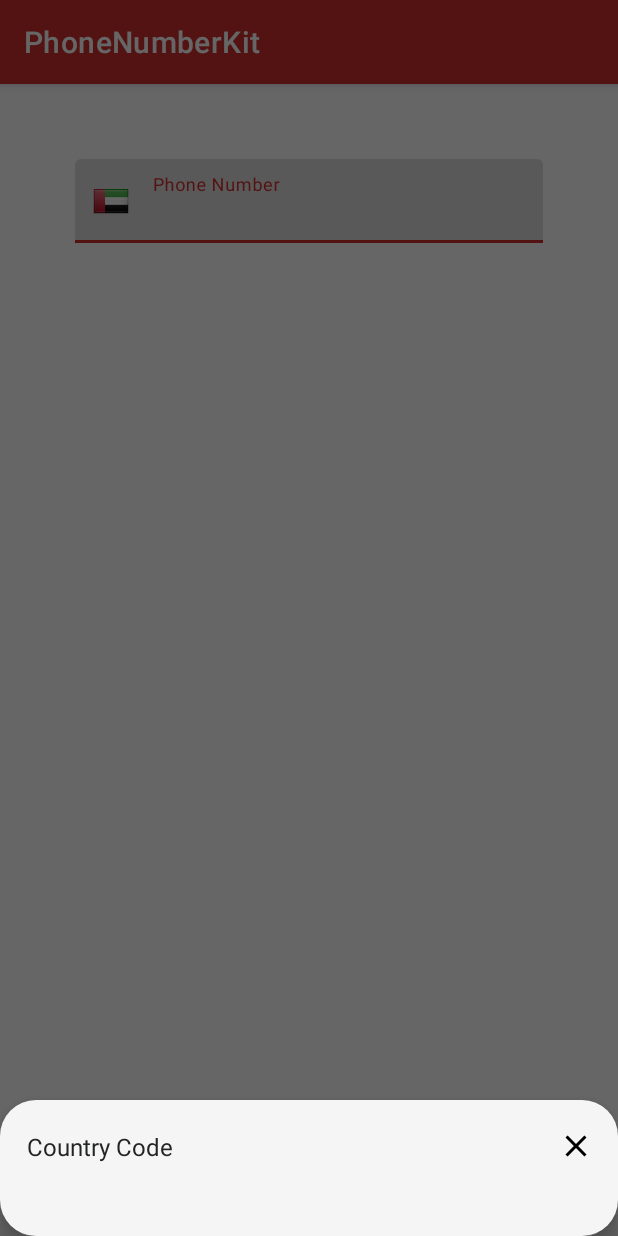
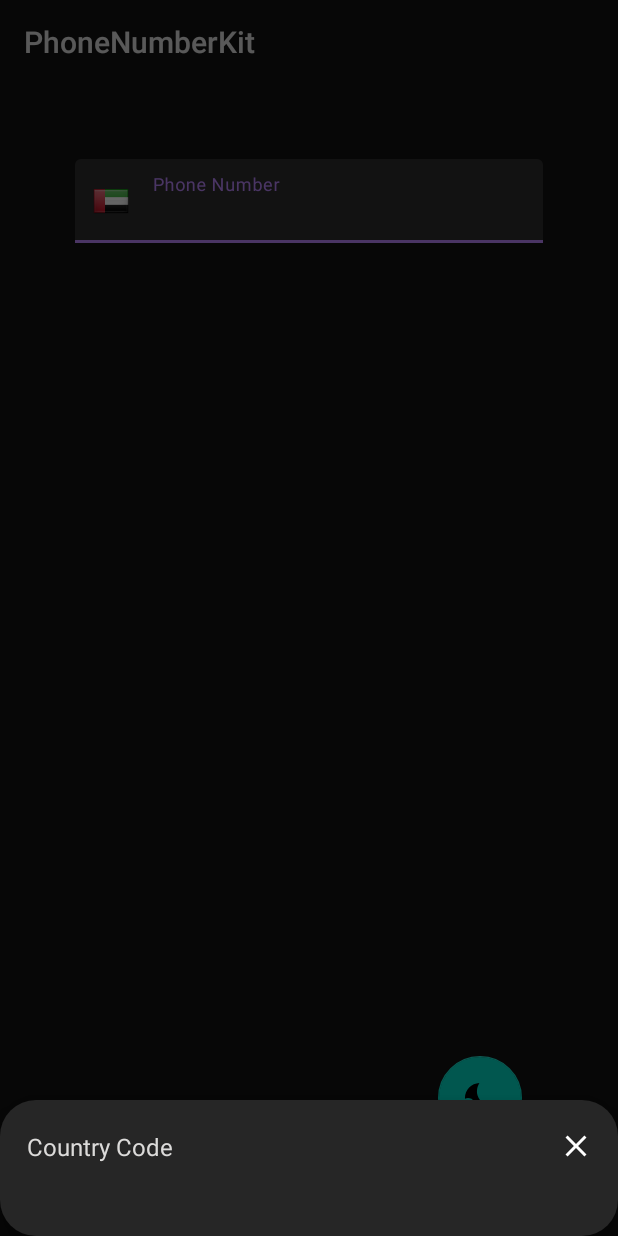
Before and after one commit to ibrahimsn98/PhoneNumberKit, an Android app: the fragment CountryPickerBottomSheet placed in its activity, on a phone screen of 412 x 824 dp. Run offline under Robolectric (Android 15) with nearby library versions, the phone set to English and light mode, and no system bars; libraries missing offline, so code that uses them is left out: io.michaelrocks.libphonenumber; 5 statements that could not run were skipped.

Commit message:
Add dark mode to library
Create attributes for theme overriding
Create theme agnostic resources
Enable attributes in vector drawables
Make layouts designer view friendly
Add a button for easy dark mode testing in app (default is light)
Expand documentation with theming information

Change-Id: Ifa2e3d6a5fc795e8a40dd4bd5b5759b4b473e15c

```diff
--- a/app/build.gradle
+++ b/app/build.gradle
@@ -12,6 +12,8 @@ android {
         targetSdkVersion 30
         versionCode 1
         versionName "1.0"
+
+        vectorDrawables.useSupportLibrary = true
 
         testInstrumentationRunner "androidx.test.runner.AndroidJUnitRunner"
     }
--- a/app/src/main/java/me/ibrahimsn/phonenumberkit/MainActivity.kt
+++ b/app/src/main/java/me/ibrahimsn/phonenumberkit/MainActivity.kt
@@ -2,6 +2,8 @@ package me.ibrahimsn.phonenumberkit
 
 import androidx.appcompat.app.AppCompatActivity
 import android.os.Bundle
+import androidx.appcompat.app.AppCompatDelegate
+import com.google.android.material.floatingactionbutton.FloatingActionButton
 import kotlinx.android.synthetic.main.activity_main.*
 import me.ibrahimsn.lib.PhoneNumberKit
 
@@ -9,6 +11,18 @@ class MainActivity : AppCompatActivity() {
     override fun onCreate(savedInstanceState: Bundle?) {
         super.onCreate(savedInstanceState)
         setContentView(R.layout.activity_main)
+        if (AppCompatDelegate.getDefaultNightMode() != AppCompatDelegate.MODE_NIGHT_NO  && AppCompatDelegate.getDefaultNightMode() != AppCompatDelegate.MODE_NIGHT_YES) {
+            AppCompatDelegate.setDefaultNightMode(AppCompatDelegate.MODE_NIGHT_NO)
+        }
+        findViewById<FloatingActionButton>(R.id.activity_main_nightmode_fab).apply {
+            setOnClickListener {
+                AppCompatDelegate.setDefaultNightMode(when (AppCompatDelegate.getDefaultNightMode()) {
+                    AppCompatDelegate.MODE_NIGHT_YES -> AppCompatDelegate.MODE_NIGHT_NO
+                    AppCompatDelegate.MODE_NIGHT_NO -> AppCompatDelegate.MODE_NIGHT_YES
+                    else -> AppCompatDelegate.MODE_NIGHT_YES
+                })
+            }
+        }
 
         val phoneNumberKit = PhoneNumberKit(this)
 
--- a/app/src/main/res/layout/activity_main.xml
+++ b/app/src/main/res/layout/activity_main.xml
@@ -21,4 +21,14 @@
 
     </com.google.android.material.textfield.TextInputLayout>
 
+    <com.google.android.material.floatingactionbutton.FloatingActionButton
+        android:id="@+id/activity_main_nightmode_fab"
+        android:layout_width="wrap_content"
+        android:layout_height="wrap_content"
+        android:layout_margin="14dp"
+        app:tint="?attr/phoneNumberKit_ColorBottomSheetListBackground"
+        app:layout_constraintBottom_toBottomOf="parent"
+        app:layout_constraintEnd_toEndOf="parent"
+        app:srcCompat="@drawable/ic_baseline_nightmode"/>
+
 </androidx.constraintlayout.widget.ConstraintLayout>
--- a/app/src/main/res/values/styles.xml
+++ b/app/src/main/res/values/styles.xml
@@ -1,6 +1,6 @@
 <resources>
     <!-- Base application theme. -->
-    <style name="AppTheme" parent="Theme.MaterialComponents.Light.DarkActionBar">
+    <style name="TestAppTheme" parent="AppTheme">
         <!-- Customize your theme here. -->
         <item name="colorPrimary">@color/colorPrimary</item>
         <item name="colorPrimaryDark">@color/colorPrimaryDark</item>
--- a/lib/build.gradle
+++ b/lib/build.gradle
@@ -20,6 +20,8 @@ android {
         kotlinOptions {
             jvmTarget = JavaVersion.VERSION_1_8.toString()
         }
+
+        vectorDrawables.useSupportLibrary = true
 
         testInstrumentationRunner "androidx.test.runner.AndroidJUnitRunner"
         consumerProguardFiles "consumer-rules.pro"
--- /dev/null
+++ b/lib/src/main/res/drawable/ic_baseline_nightmode.xml
@@ -0,0 +1,15 @@
+<vector xmlns:android="http://schemas.android.com/apk/res/android"
+    xmlns:tools="http://schemas.android.com/tools"
+    android:width="24dp"
+    android:height="24dp"
+    android:viewportWidth="24"
+    android:viewportHeight="24">
+    <path
+        android:fillColor="?attr/phoneNumberKit_ColorBottomSheetListBackground"
+        android:pathData="M11.1,12.08C8.77,7.57 10.6,3.6 11.63,2.01C6.27,2.2 1.98,6.59 1.98,12c0,0.14 0.02,0.28 0.02,0.42C2.62,12.15 3.29,12 4,12c1.66,0 3.18,0.83 4.1,2.15C9.77,14.63 11,16.17 11,18c0,1.52 -0.87,2.83 -2.12,3.51c0.98,0.32 2.03,0.5 3.11,0.5c3.5,0 6.58,-1.8 8.37,-4.52C18,17.72 13.38,16.52 11.1,12.08z"
+        tools:fillColor="@color/phoneNumberKit_ColorBottomSheetListBackgroundLight" />
+    <path
+        android:fillColor="?attr/phoneNumberKit_ColorBottomSheetListBackground"
+        android:pathData="M7,16l-0.18,0C6.4,14.84 5.3,14 4,14c-1.66,0 -3,1.34 -3,3s1.34,3 3,3c0.62,0 2.49,0 3,0c1.1,0 2,-0.9 2,-2C9,16.9 8.1,16 7,16z"
+        tools:fillColor="@color/phoneNumberKit_ColorBottomSheetListBackgroundLight" />
+</vector>
--- a/lib/src/main/res/drawable/ic_close_24dp.xml
+++ b/lib/src/main/res/drawable/ic_close_24dp.xml
@@ -1,9 +1,11 @@
 <vector xmlns:android="http://schemas.android.com/apk/res/android"
+    xmlns:tools="http://schemas.android.com/tools"
     android:width="24dp"
     android:height="24dp"
     android:viewportWidth="24"
     android:viewportHeight="24">
   <path
       android:pathData="M19,6.41L17.59,5 12,10.59 6.41,5 5,6.41 10.59,12 5,17.59 6.41,19 12,13.41 17.59,19 19,17.59 13.41,12z"
-      android:fillColor="#000000"/>
+      android:fillColor="?attr/phoneNumberKit_TextColorPrimary"
+      tools:fillColor="@color/phoneNumberKit_TextColorPrimaryLight" />
 </vector>
--- a/lib/src/main/res/layout/bottom_sheet_country_picker.xml
+++ b/lib/src/main/res/layout/bottom_sheet_country_picker.xml
@@ -1,8 +1,9 @@
 <?xml version="1.0" encoding="utf-8"?>
 <LinearLayout xmlns:android="http://schemas.android.com/apk/res/android"
+    xmlns:app="http://schemas.android.com/apk/res-auto"
+    xmlns:tools="http://schemas.android.com/tools"
     android:layout_width="match_parent"
     android:layout_height="wrap_content"
-    xmlns:app="http://schemas.android.com/apk/res-auto"
     android:orientation="vertical">
 
     <LinearLayout
@@ -17,16 +18,18 @@
             android:layout_width="0dp"
             android:layout_height="wrap_content"
             android:layout_weight="1"
-            android:text="Country Code"
-            android:textColor="#232425"
-            android:textSize="16sp" />
+            android:text="@string/country_code"
+            android:textColor="?attr/phoneNumberKit_TextColorSecondary"
+            android:textSize="?attr/phoneNumberKit_TextSize"
+            tools:textColor="@color/phoneNumberKit_TextColorSecondaryLight"
+            tools:textSize="@dimen/phoneNumberKit_TextSizeRegular" />
 
         <ImageButton
             android:id="@+id/imageButtonClose"
             android:layout_width="20dp"
             android:layout_height="20dp"
             android:background="?actionBarItemBackground"
-            android:src="@drawable/ic_close_24dp" />
+            app:srcCompat="@drawable/ic_close_24dp" />
 
     </LinearLayout>
 
@@ -35,20 +38,20 @@
         android:layout_height="wrap_content"
         android:layout_marginHorizontal="10dp"
         android:layout_marginBottom="10dp"
-        app:cardBackgroundColor="@android:color/white"
+        app:cardBackgroundColor="?attr/phoneNumberKit_ColorBottomSheetListBackground"
         app:cardCornerRadius="4dp"
         app:cardElevation="5dp"
         app:cardUseCompatPadding="true">
 
         <androidx.appcompat.widget.SearchView
             android:id="@+id/searchView"
-            android:inputType="text"
             android:layout_width="match_parent"
             android:layout_height="wrap_content"
-            app:queryHint="Search country code"
+            android:inputType="text"
             app:iconifiedByDefault="false"
             app:queryBackground="@null"
-            app:submitBackground="@null"/>
+            app:queryHint="Search country code"
+            app:submitBackground="@null" />
 
     </androidx.cardview.widget.CardView>
 
@@ -56,6 +59,6 @@
         android:id="@+id/recyclerView"
         android:layout_width="match_parent"
         android:layout_height="wrap_content"
-        android:background="@color/colorBottomSheetListBackground" />
+        android:background="?attr/phoneNumberKit_ColorBottomSheetListBackground" />
 
 </LinearLayout>
--- /dev/null
+++ b/lib/src/main/res/values-night/style.xml
@@ -0,0 +1,12 @@
+<?xml version="1.0" encoding="utf-8"?>
+<resources>
+
+    <style name="AppTheme" parent="Theme.MaterialComponents.DayNight.DarkActionBar">
+        <item name="phoneNumberKit_ColorBottomSheetBackground">@color/phoneNumberKit_ColorBottomSheetBackgroundDark</item>
+        <item name="phoneNumberKit_ColorBottomSheetListBackground">@color/phoneNumberKit_ColorBottomSheetListBackgroundDark</item>
+        <item name="phoneNumberKit_TextSize">@dimen/phoneNumberKit_TextSizeRegular</item>
+        <item name="phoneNumberKit_TextColorPrimary">@color/phoneNumberKit_TextColorPrimaryDark</item>
+        <item name="phoneNumberKit_TextColorSecondary">@color/phoneNumberKit_TextColorSecondaryDark</item>
+        <item name="phoneNumberKit_TextColorTertiary">@color/phoneNumberKit_TextColorTertiaryDark</item>
+    </style>
+</resources>
--- a/lib/src/main/res/values/colors.xml
+++ b/lib/src/main/res/values/colors.xml
@@ -1,7 +1,15 @@
 <?xml version="1.0" encoding="utf-8"?>
 <resources>
 
-    <color name="colorBottomSheetBackground">#f5f5f5</color>
-    <color name="colorBottomSheetListBackground">#ffffff</color>
+    <color name="phoneNumberKit_ColorBottomSheetBackgroundLight">#f5f5f5</color>
+    <color name="phoneNumberKit_ColorBottomSheetListBackgroundLight">#ffffff</color>
+    <color name="phoneNumberKit_TextColorPrimaryLight">#000000</color>
+    <color name="phoneNumberKit_TextColorSecondaryLight">#232425</color>
+    <color name="phoneNumberKit_TextColorTertiaryLight">#838383</color>
 
+    <color name="phoneNumberKit_ColorBottomSheetBackgroundDark">#0a0a0a</color>
+    <color name="phoneNumberKit_ColorBottomSheetListBackgroundDark">#000000</color>
+    <color name="phoneNumberKit_TextColorPrimaryDark">#ffffff</color>
+    <color name="phoneNumberKit_TextColorSecondaryDark">#dcdbda</color>
+    <color name="phoneNumberKit_TextColorTertiaryDark">#7c7c7c</color>
 </resources>
--- /dev/null
+++ b/lib/src/main/res/values/dimens.xml
@@ -0,0 +1,4 @@
+<?xml version="1.0" encoding="utf-8"?>
+<resources>
+    <dimen name="phoneNumberKit_TextSizeRegular">16sp</dimen>
+</resources>
--- a/lib/src/main/res/values/strings.xml
+++ b/lib/src/main/res/values/strings.xml
@@ -1,4 +1,5 @@
 <?xml version="1.0" encoding="utf-8"?>
 <resources>
     <string name="search_hint">Type country code or name…</string>
+    <string name="country_code">Country Code</string>
 </resources>
--- a/lib/src/main/res/values/style.xml
+++ b/lib/src/main/res/values/style.xml
@@ -1,9 +1,19 @@
 <?xml version="1.0" encoding="utf-8"?>
 <resources>
 
+    <style name="AppTheme" parent="Theme.MaterialComponents.DayNight.DarkActionBar">
+        <!-- Customize your theme here. -->
+        <item name="phoneNumberKit_ColorBottomSheetBackground">@color/phoneNumberKit_ColorBottomSheetBackgroundLight</item>
+        <item name="phoneNumberKit_ColorBottomSheetListBackground">@color/phoneNumberKit_ColorBottomSheetListBackgroundLight</item>
+        <item name="phoneNumberKit_TextSize">@dimen/phoneNumberKit_TextSizeRegular</item>
+        <item name="phoneNumberKit_TextColorPrimary">@color/phoneNumberKit_TextColorPrimaryLight</item>
+        <item name="phoneNumberKit_TextColorSecondary">@color/phoneNumberKit_TextColorSecondaryLight</item>
+        <item name="phoneNumberKit_TextColorTertiary">@color/phoneNumberKit_TextColorTertiaryLight</item>
+    </style>
+
     <style name="ThemeOverlay.PhoneNumberKit.BottomSheetDialog" parent="@style/ThemeOverlay.MaterialComponents.BottomSheetDialog">
         <item name="bottomSheetStyle">@style/Widget.PhoneNumberKit.BottomSheet</item>
-        <item name="colorSurface">@color/colorBottomSheetBackground</item>
+        <item name="colorSurface">?attr/phoneNumberKit_ColorBottomSheetBackground</item>
         <item name="android:windowIsFloating">false</item>
         <item name="android:windowSoftInputMode">adjustResize</item>
     </style>
```
Also changed, not shown: lib/src/main/res/layout/item_country_picker.xml (+13 -5 lines), lib/src/main/res/values/lib_attrs.xml (added, +10 -0 lines), 1 other file.
